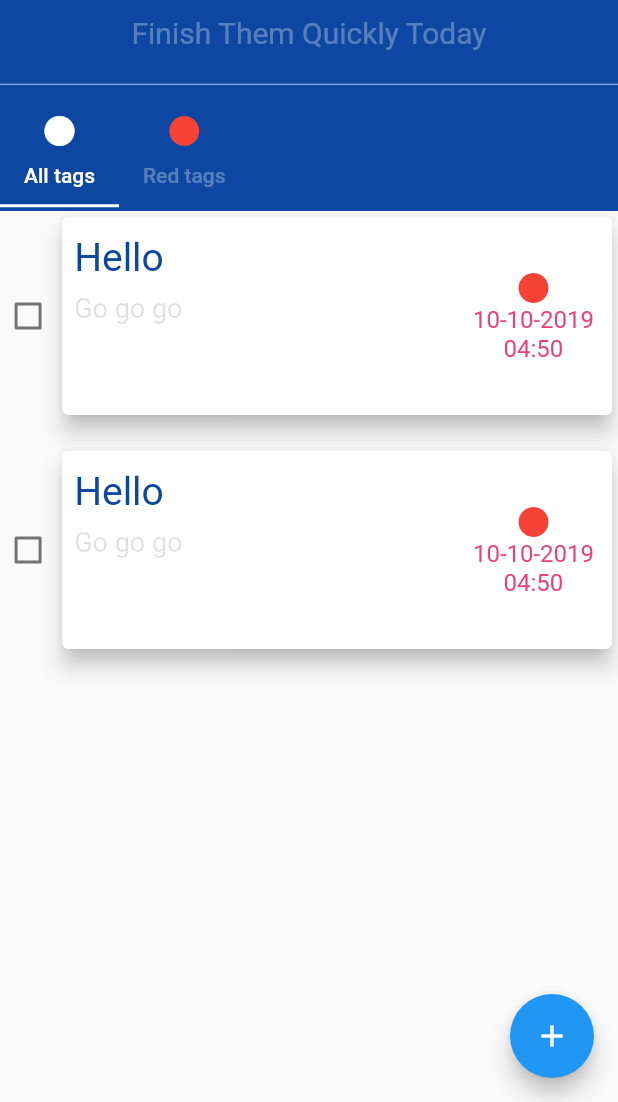
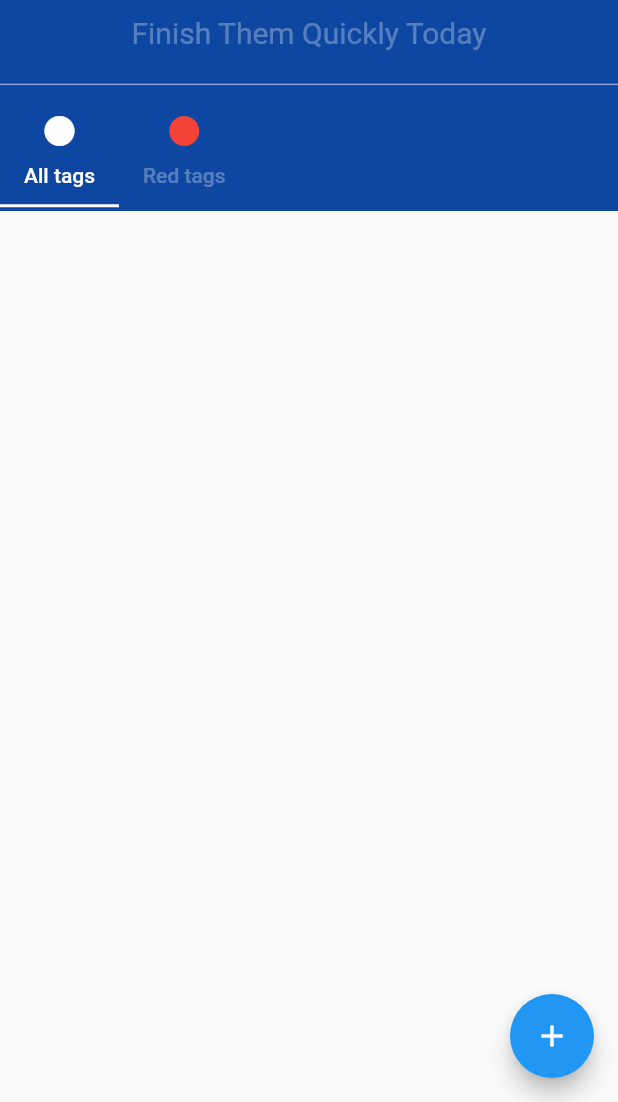
Before and after one commit to magicpro97/my_does, a Flutter app: the screen it shows after launch, on a phone screen of 412 x 824 dp, the part 134-1236 px from its top. Run offline on Flutter 3.47's test engine with Material 2 defaults, Android fonts, the phone set to English and light mode, and no system bars; drawn by our look-alikes of flutter_slidable.

```diff
--- a/lib/data/models/todo.dart
+++ b/lib/data/models/note.dart
@@ -1,7 +1,7 @@
 import 'package:meta/meta.dart';
 import 'package:my_does/data/models/tag.dart';
 
-class Todo {
+class Note {
   String id;
   String title;
   String description;
@@ -9,8 +9,8 @@ class Todo {
   DateTime time;
   Tag tagName;
 
-  Todo({@required this.id,
-    @required this.title,
+  Note({@required this.id,
+    this.title,
     this.description,
     this.date,
     this.time,
--- a/lib/main.dart
+++ b/lib/main.dart
@@ -1,5 +1,4 @@
 import 'package:flutter/material.dart';
-import 'package:my_does/data/models/todo.dart';
 import 'package:my_does/ui/home/home.dart';
 import 'package:my_does/ui/input/input.dart';
 
@@ -11,40 +10,15 @@ class MyApp extends StatefulWidget {
 }
 
 class _MyAppState extends State<MyApp> {
-  final List<Todo> _todoList = [
-    Todo(
-      id: '0',
-      title: 'Hello',
-      description: 'Go go go',
-      date: DateTime(2019, 10, 10),
-      time: DateTime(2019, 10, 10, 4, 50),
-    ),
-    Todo(
-      id: '0',
-      title: 'Hello',
-      description: 'Go go go',
-      date: DateTime(2019, 10, 10),
-      time: DateTime(2019, 10, 10, 4, 50),
-    ),
-  ];
-
   @override
   Widget build(BuildContext context) {
     return MaterialApp(
-      home: HomeScreen(
-        todoList: _todoList,
-      ),
+      home: HomeScreen(),
       initialRoute: HomeScreen.routeName,
       routes: {
-        HomeScreen.routeName: (context) =>
-            HomeScreen(
-              todoList: _todoList,
-            ),
-        InputScreen.routeAddName: (context) =>
-            InputScreen(
-              title: 'Create a new',
-              todoList: _todoList,
-            ),
+        HomeScreen.routeName: (context) => HomeScreen(),
+        InputScreen.routeAddName: (context) => InputScreen(),
+        InputScreen.routeEditName: (context) => InputScreen()
       },
     );
   }
--- a/lib/ui/home/home.dart
+++ b/lib/ui/home/home.dart
@@ -1,16 +1,15 @@
 import 'package:flutter/material.dart';
 import 'package:flutter_slidable/flutter_slidable.dart';
+import 'package:my_does/data/models/note.dart';
 import 'package:my_does/data/models/tag.dart';
-import 'package:my_does/data/models/todo.dart';
 import 'package:my_does/ui/input/input.dart';
-import 'package:my_does/ui/widgets/todo_card_item.dart';
+import 'package:my_does/ui/widgets/note_card_item.dart';
 import 'package:my_does/utils/date_time_utils.dart';
 
 class HomeScreen extends StatefulWidget {
   static String routeName = '/HomeScreen';
-  final List<Todo> todoList;
 
-  HomeScreen({this.todoList});
+  HomeScreen();
 
   @override
   _HomeScreenState createState() => _HomeScreenState();
@@ -22,11 +21,11 @@ class _HomeScreenState extends State<HomeScreen> {
     Tag(name: "Red tags", color: Colors.red),
   ];
 
-  List<Todo> _todoList;
+  List<Note> _notes;
 
   @override
   void initState() {
-    _todoList = widget.todoList;
+    _notes = [];
     super.initState();
   }
 
@@ -113,50 +112,38 @@ class _HomeScreenState extends State<HomeScreen> {
     final SlidableController slidableController = SlidableController();
 
     return ListView.builder(
-      itemCount: this.widget.todoList != null ? this.widget.todoList.length : 0,
+      itemCount: _notes.length ?? 0,
       itemBuilder: (BuildContext context, int index) {
-        return GestureDetector(
-          onTap: () {
-            Navigator.push(
-                context,
-                MaterialPageRoute(
-                    builder: (context) =>
-                        InputScreen(
-                          title: 'Edit the todo',
-                          todoList: this.widget.todoList,
-                          index: index,
-                        )));
-          },
-          child: Slidable(
+        return Slidable(
           controller: slidableController,
           actionPane: SlidableDrawerActionPane(),
           secondaryActions: <Widget>[
             IconSlideAction(
+                caption: 'Edit',
+                color: Colors.blue,
+                icon: Icons.edit,
+                onTap: () => _editTodoAction(context, _notes[index], index)),
+            IconSlideAction(
                 caption: 'Delete',
                 color: Colors.red,
                 icon: Icons.delete,
-                  onTap: () =>
-                      _deleteTodoAction(
-                          context, widget.todoList[index], index)),
+                onTap: () => _deleteTodoAction(context, _notes[index], index)),
           ],
-            child: TodoCardItem(
-              key: Key(this.widget.todoList[index].id),
-              title: this.widget.todoList[index].title,
-              description: this.widget.todoList[index].description,
-              date:
-              DateTimeUtils.dateToString(this.widget.todoList[index].date),
-              time:
-              DateTimeUtils.timeToString(this.widget.todoList[index].time),
-            ),
+          child: NoteCardItem(
+            key: Key(_notes[index].id),
+            title: _notes[index].title,
+            description: _notes[index].description,
+            date: DateTimeUtils.dateToString(_notes[index].date),
+            time: DateTimeUtils.timeToString(_notes[index].time),
           ),
         );
       },
     );
   }
 
-  void _deleteTodoAction(BuildContext context, Todo todo, int index) {
+  void _deleteTodoAction(BuildContext context, Note todo, int index) {
     setState(() {
-      _todoList.remove(todo);
+      _notes.remove(todo);
     });
     Scaffold.of(context).showSnackBar(SnackBar(
       content: Text('Deleted'),
@@ -164,9 +151,13 @@ class _HomeScreenState extends State<HomeScreen> {
           label: 'Undo',
           onPressed: () {
             setState(() {
-              _todoList.insert(index, todo);
+              _notes.insert(index, todo);
             });
           }),
     ));
   }
+
+  void _editTodoAction(BuildContext context, Note not, int index) {
+    Navigator.pushNamed(context, InputScreen.routeEditName);
   }
+}
--- a/lib/ui/widgets/todo_card_item.dart
+++ b/lib/ui/widgets/note_card_item.dart
@@ -1,6 +1,6 @@
 import 'package:flutter/material.dart';
 
-class TodoCardItem extends StatefulWidget {
+class NoteCardItem extends StatefulWidget {
   final Key key;
   final String title;
   final String description;
@@ -9,7 +9,7 @@ class TodoCardItem extends StatefulWidget {
   final Color tagColor;
   final bool isCompleted;
 
-  TodoCardItem({
+  NoteCardItem({
     this.key,
     this.title,
     this.description,
@@ -20,10 +20,10 @@ class TodoCardItem extends StatefulWidget {
   }) : super(key: key);
 
   @override
-  _TodoCardItemState createState() => _TodoCardItemState();
+  _NoteCardItemState createState() => _NoteCardItemState();
 }
 
-class _TodoCardItemState extends State<TodoCardItem> {
+class _NoteCardItemState extends State<NoteCardItem> {
   bool _isCompleted;
 
   @override
@@ -80,8 +80,8 @@ class _TodoCardItemState extends State<TodoCardItem> {
                           ),
                           Text(
                             '${widget.description}',
-                            style: TextStyle(
-                                color: Colors.black12, fontSize: 18),
+                            style:
+                            TextStyle(color: Colors.black12, fontSize: 18),
                             maxLines: 5,
                           )
                         ],
--- a/pubspec.yaml
+++ b/pubspec.yaml
@@ -26,6 +26,7 @@ dependencies:
   datetime_picker_formfield: ^0.4.2
   moor_flutter: ^1.6.0
   flutter_slidable: ^0.5.3
+  uuid: ^2.0.2
 
 dev_dependencies:
   flutter_test:
```
Also changed, not shown: lib/ui/input/input.dart (+26 -23 lines), pubspec.lock. Lines whose indentation alone changed are shown as unchanged.
